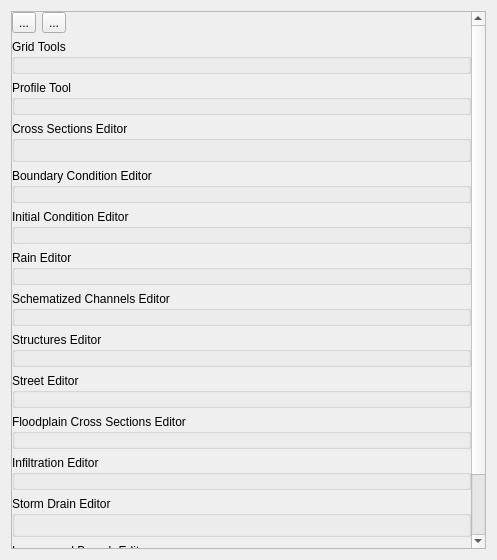
Before: the Qt Designer form flo2d/ui/f2d_widget.ui in FLO-2DSoftware/qgis-flo-2d-plugin, drawn with Qt 5.
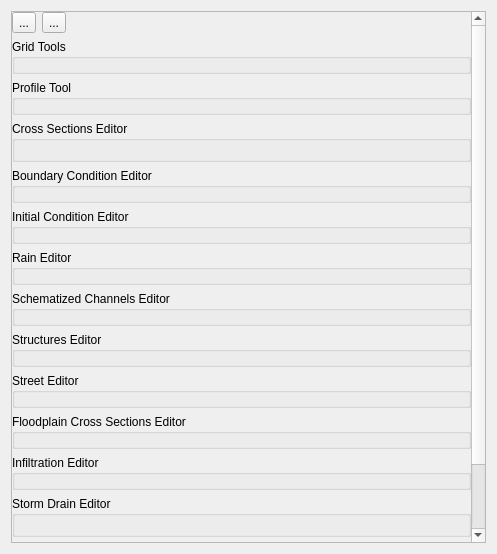
After: the same form once the commit is applied. Icons and pictures are not drawn. Custom widgets are drawn as their Qt base class.

Patch:
```diff
--- a/flo2d/ui/f2d_widget.ui
+++ b/flo2d/ui/f2d_widget.ui
@@ -7,7 +7,7 @@
     <x>0</x>
     <y>0</y>
     <width>497</width>
-    <height>560</height>
+    <height>554</height>
    </rect>
   </property>
   <property name="windowTitle">
@@ -31,7 +31,7 @@
         <x>0</x>
         <y>0</y>
         <width>477</width>
-        <height>540</height>
+        <height>534</height>
        </rect>
       </property>
       <layout class="QGridLayout" name="gridLayout_2">
```
Left out of the diff: 430 changed lines with no effect on the pictures.
